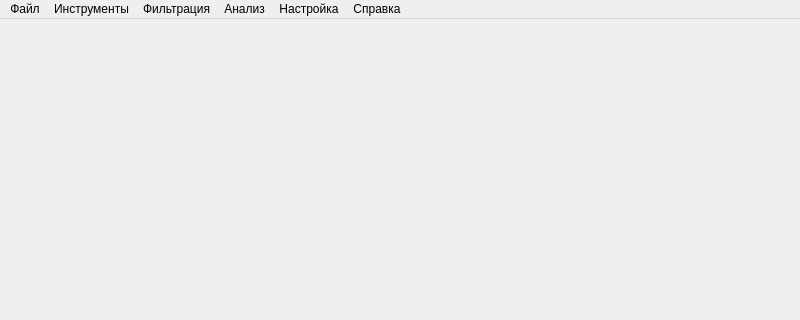
This is qt_app_source/mainwindow/mainwindow.ui in TCKACHIKSIS/computer-graphic-project-rebuild as Qt 5 draws it before an edit; both pictures show x 0 to 800 and y 0 to 320 of the 800 by 600 pixel window. The edited form follows.
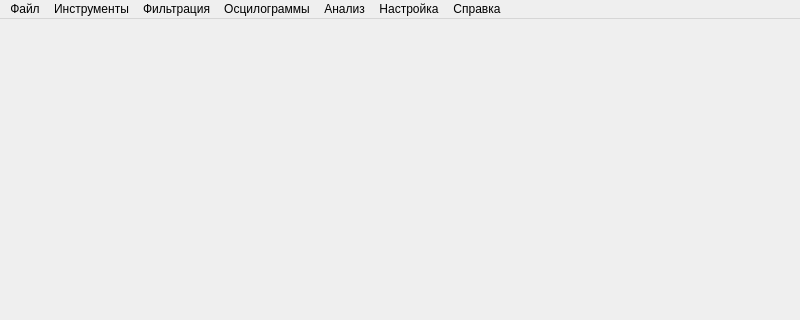
This is the edited form.

Patch:
```diff
--- a/qt_app_source/mainwindow/mainwindow.ui
+++ b/qt_app_source/mainwindow/mainwindow.ui
@@ -59,9 +59,15 @@
     </property>
     <addaction name="action_5"/>
    </widget>
+   <widget class="QMenu" name="waveforms">
+    <property name="title">
+     <string>Осцилограммы</string>
+    </property>
+   </widget>
    <addaction name="menu"/>
    <addaction name="menu_2"/>
    <addaction name="menu_3"/>
+   <addaction name="waveforms"/>
    <addaction name="menu_4"/>
    <addaction name="menu_5"/>
    <addaction name="menu_6"/>
```
